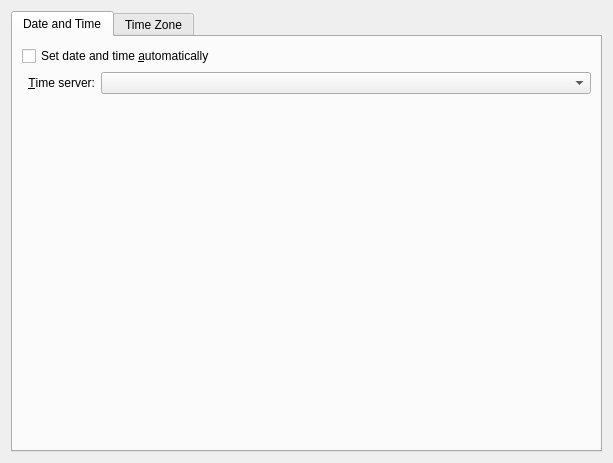
Sonic-DE/sonic-desktop-interface, file kcms/dateandtime/dateandtime.ui: the form before one commit.
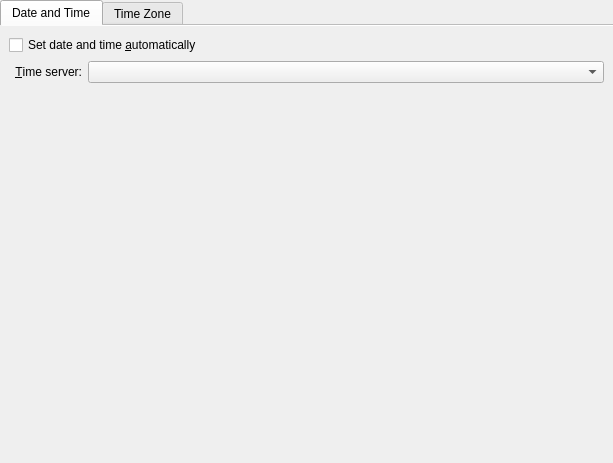
The form after the commit. Custom widgets are drawn as their Qt base class.

Commit message:
kcms/dateandtime: Remove padding and set documentMode on QTabWidget
Better consistency with other KCMs and more in line with current visual
design.

```diff
--- a/kcms/dateandtime/dateandtime.ui
+++ b/kcms/dateandtime/dateandtime.ui
@@ -12,11 +12,26 @@
    </rect>
   </property>
   <layout class="QVBoxLayout" name="verticalLayout_3">
+   <property name="leftMargin">
+    <number>0</number>
+   </property>
+   <property name="topMargin">
+    <number>0</number>
+   </property>
+   <property name="rightMargin">
+    <number>0</number>
+   </property>
+   <property name="bottomMargin">
+    <number>0</number>
+   </property>
    <item>
     <widget class="QTabWidget" name="tabWidget">
      <property name="currentIndex">
       <number>0</number>
      </property>
+     <property name="documentMode">
+      <bool>true</bool>
+     </property>
      <widget class="QWidget" name="tab">
       <attribute name="title">
        <string>Date and Time</string>
```
The commit also changes 1 other file.
